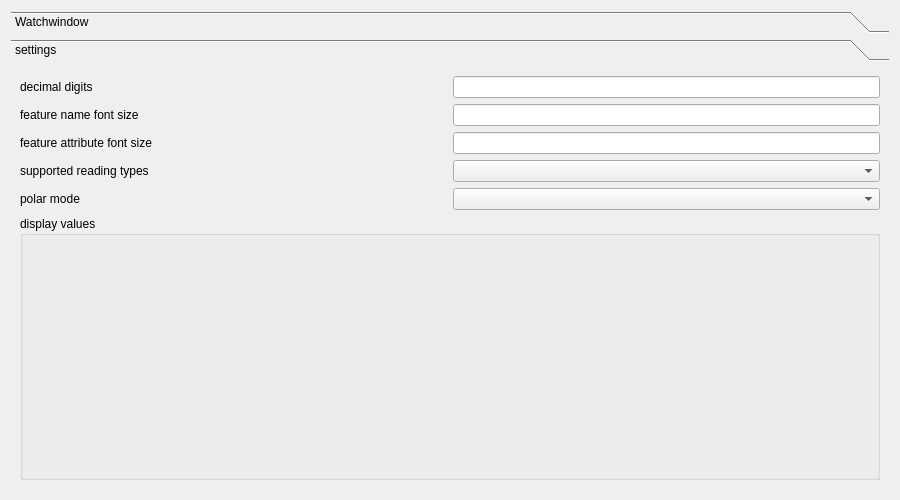
Above: ui/watchwindow.ui from OpenIndy/OpenIndy before the change. Below: the same form after it.
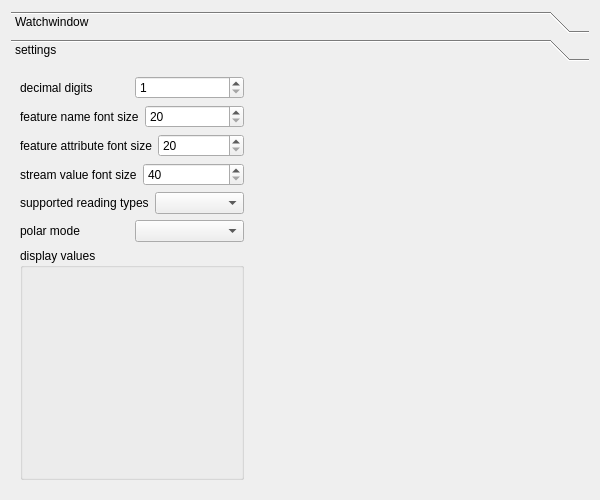
That is the form after the change. The open tabs and pages were chosen to show the change.

Commit message: editing watch window view. #9 changed LCD display to labels. now trying to auto resize text

What changed in the file:
```diff
--- a/ui/watchwindow.ui
+++ b/ui/watchwindow.ui
@@ -9,16 +9,28 @@
    <rect>
     <x>0</x>
     <y>0</y>
-    <width>900</width>
+    <width>600</width>
     <height>500</height>
    </rect>
   </property>
+  <property name="minimumSize">
+   <size>
+    <width>600</width>
+    <height>500</height>
+   </size>
+  </property>
   <property name="windowTitle">
    <string>watch window</string>
   </property>
-  <layout class="QGridLayout" name="gridLayout">
+  <layout class="QGridLayout" name="gridLayout_2">
    <item row="0" column="0">
     <widget class="QToolBox" name="toolBox">
+     <property name="sizePolicy">
+      <sizepolicy hsizetype="Preferred" vsizetype="Preferred">
+       <horstretch>0</horstretch>
+       <verstretch>0</verstretch>
+      </sizepolicy>
+     </property>
      <property name="currentIndex">
       <number>1</number>
      </property>
@@ -40,14 +52,18 @@
        <rect>
         <x>0</x>
         <y>0</y>
-        <width>882</width>
+        <width>582</width>
         <height>428</height>
        </rect>
       </property>
       <attribute name="label">
        <string>settings</string>
       </attribute>
-      <layout class="QVBoxLayout" name="verticalLayout_3" stretch="1,1,1,10">
+      <layout class="QGridLayout" name="gridLayout">
+       <item row="0" column="0">
+        <layout class="QHBoxLayout" name="horizontalLayout_7" stretch="2,3">
+         <item>
+          <layout class="QVBoxLayout" name="verticalLayout_3">
        <item>
         <layout class="QHBoxLayout" name="horizontalLayout_2" stretch="1,1">
          <item>
@@ -58,7 +74,14 @@
           </widget>
          </item>
          <item>
-          <widget class="QLineEdit" name="lineEdit_decimalDigits"/>
+              <widget class="QSpinBox" name="spinBox_decimalDigits">
+               <property name="minimum">
+                <number>1</number>
+               </property>
+               <property name="maximum">
+                <number>6</number>
+               </property>
+              </widget>
          </item>
         </layout>
        </item>
@@ -72,7 +95,14 @@
           </widget>
          </item>
          <item>
-          <widget class="QLineEdit" name="lineEdit_fNameFontSize"/>
+              <widget class="QSpinBox" name="spinBox_fNameFontSize">
+               <property name="minimum">
+                <number>20</number>
+               </property>
+               <property name="maximum">
+                <number>120</number>
+               </property>
+              </widget>
          </item>
         </layout>
        </item>
@@ -86,7 +116,35 @@
           </widget>
          </item>
          <item>
-          <widget class="QLineEdit" name="lineEdit_fAttributeFontSize"/>
+              <widget class="QSpinBox" name="spinBox_fAttributeFontSize">
+               <property name="minimum">
+                <number>20</number>
+               </property>
+               <property name="maximum">
+                <number>180</number>
+               </property>
+              </widget>
+             </item>
+            </layout>
+           </item>
+           <item>
+            <layout class="QHBoxLayout" name="horizontalLayout_6" stretch="1,1">
+             <item>
+              <widget class="QLabel" name="label_fValueFontSize">
+               <property name="text">
+                <string>stream value font size</string>
+               </property>
+              </widget>
+             </item>
+             <item>
+              <widget class="QSpinBox" name="spinBox_fValueFontSize">
+               <property name="minimum">
+                <number>40</number>
+               </property>
+               <property name="maximum">
+                <number>180</number>
+               </property>
+              </widget>
          </item>
         </layout>
        </item>
@@ -130,6 +188,23 @@
             <string>display values</string>
            </property>
           </widget>
+             </item>
+            </layout>
+           </item>
+          </layout>
+         </item>
+         <item>
+          <spacer name="horizontalSpacer">
+           <property name="orientation">
+            <enum>Qt::Horizontal</enum>
+           </property>
+           <property name="sizeHint" stdset="0">
+            <size>
+             <width>426</width>
+             <height>20</height>
+            </size>
+           </property>
+          </spacer>
          </item>
         </layout>
        </item>
```
Left out of the diff: 4 changed lines with no effect on the pictures. Lines whose indentation alone changed are shown as unchanged. The commit also changes 2 other files.
